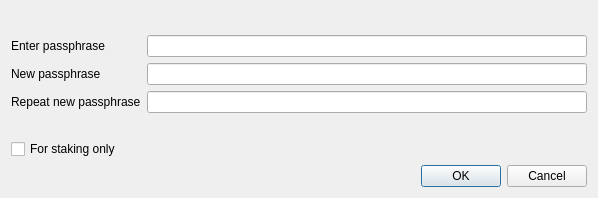
MERCOINMRN/Mercoin, file src/qt/forms/askpassphrasedialog.ui: the form before one commit.
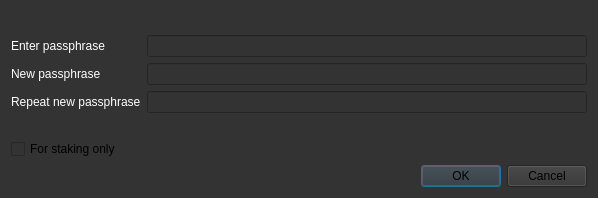
The form after the commit.

What changed in the file:
```diff
--- a/src/qt/forms/askpassphrasedialog.ui
+++ b/src/qt/forms/askpassphrasedialog.ui
@@ -25,6 +25,10 @@
   <property name="windowTitle">
    <string>Passphrase Dialog</string>
   </property>
+  <property name="styleSheet">
+   <string notr="true">
+background-color:rgb(51, 51, 51);</string>
+  </property>
   <layout class="QVBoxLayout" name="verticalLayout">
    <item>
     <widget class="QLabel" name="warningLabel">
@@ -43,6 +47,9 @@
      </property>
      <item row="0" column="0">
       <widget class="QLabel" name="passLabel1">
+       <property name="styleSheet">
+        <string notr="true">color: rgb(255, 255, 255);</string>
+       </property>
        <property name="text">
         <string>Enter passphrase</string>
        </property>
@@ -57,6 +64,9 @@
      </item>
      <item row="1" column="0">
       <widget class="QLabel" name="passLabel2">
+       <property name="styleSheet">
+        <string notr="true">color: rgb(255, 255, 255);</string>
+       </property>
        <property name="text">
         <string>New passphrase</string>
        </property>
@@ -71,6 +81,9 @@
      </item>
      <item row="2" column="0">
       <widget class="QLabel" name="passLabel3">
+       <property name="styleSheet">
+        <string notr="true">color: rgb(255, 255, 255);</string>
+       </property>
        <property name="text">
         <string>Repeat new passphrase</string>
        </property>
@@ -119,6 +132,10 @@
    </item>
    <item>
     <widget class="QDialogButtonBox" name="buttonBox">
+     <property name="styleSheet">
+      <string notr="true">
+background-color:rgb(51, 51, 51);</string>
+     </property>
      <property name="orientation">
       <enum>Qt::Horizontal</enum>
      </property>
```
Left out of the diff: 6 changed lines with no effect on the pictures.
